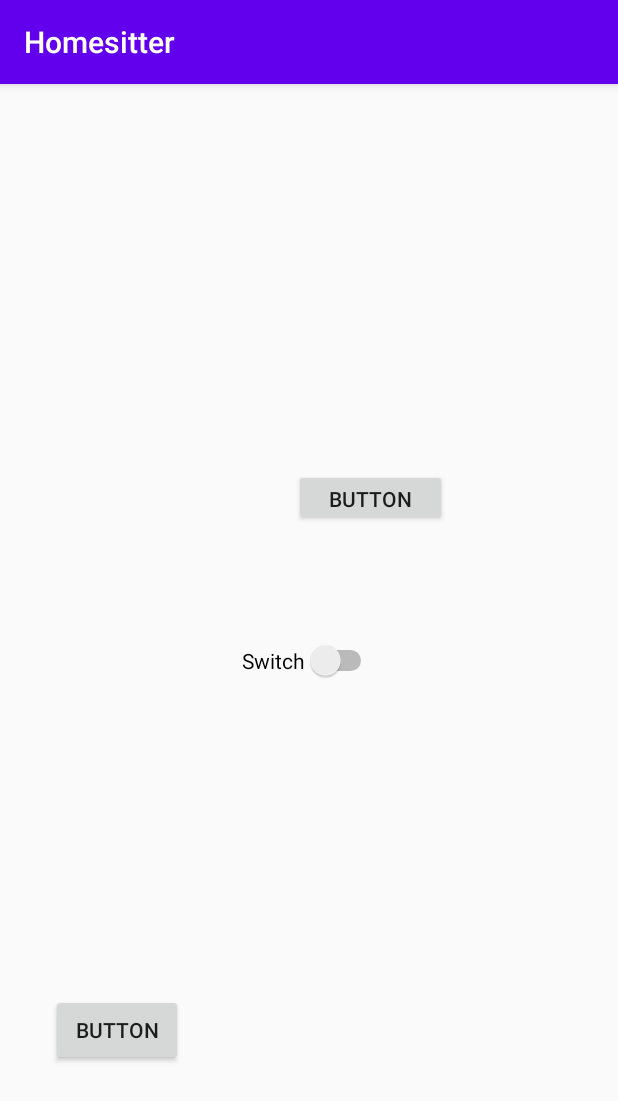
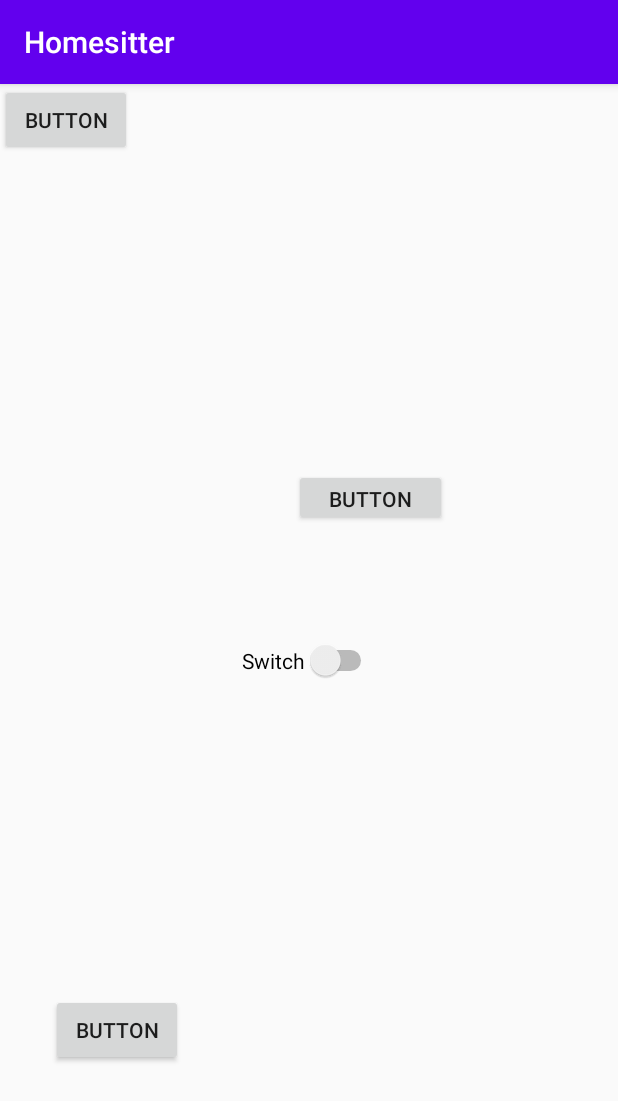
Before and after one commit to hfzgky/homesitter, an Android app: the screen it shows after launch (MainActivity), on a phone screen of 412 x 824 dp. Shown: the top 1101 px of the screen. Run offline under Robolectric (Android 15) with nearby library versions, the phone set to English and light mode, and no system bars.

Commit message:
2021-07-16 17:05

```diff
--- a/app/src/main/res/layout/activity_main.xml
+++ b/app/src/main/res/layout/activity_main.xml
@@ -43,4 +43,28 @@
         app:layout_constraintEnd_toEndOf="parent"
         app:layout_constraintStart_toStartOf="parent"
         app:layout_constraintTop_toTopOf="parent" />
+
+    <Button
+        android:id="@+id/button3"
+        android:layout_width="wrap_content"
+        android:layout_height="wrap_content"
+        android:text="Button"
+        tools:layout_editor_absoluteX="121dp"
+        tools:layout_editor_absoluteY="368dp" />
+
+    <Button
+        android:id="@+id/button4"
+        android:layout_width="wrap_content"
+        android:layout_height="wrap_content"
+        android:layout_marginStart="60dp"
+        android:layout_marginLeft="60dp"
+        android:layout_marginTop="59dp"
+        android:layout_marginEnd="275dp"
+        android:layout_marginRight="275dp"
+        android:layout_marginBottom="261dp"
+        android:text="Button"
+        app:layout_constraintBottom_toTopOf="@+id/button3"
+        app:layout_constraintEnd_toEndOf="parent"
+        app:layout_constraintStart_toStartOf="parent"
+        app:layout_constraintTop_toTopOf="parent" />
 </androidx.constraintlayout.widget.ConstraintLayout>
```
